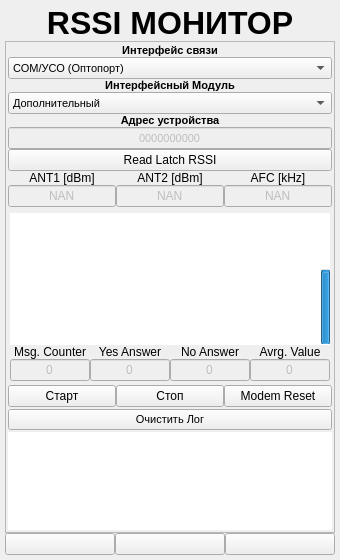
Qt form ANDROID_FORMS/rssimonitor_form.ui (DavidSiegman/PLC_RF_Configurator) before a commit.
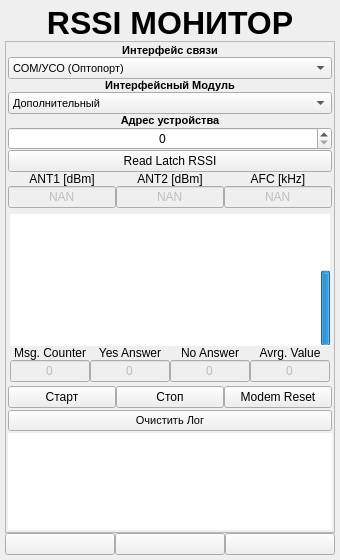
The same form after that commit. Icons and pictures are not drawn.

What changed in the file:
```diff
--- a/ANDROID_FORMS/rssimonitor_form.ui
+++ b/ANDROID_FORMS/rssimonitor_form.ui
@@ -312,40 +312,24 @@
              </widget>
             </item>
             <item>
-             <widget class="QLineEdit" name="SN">
-              <property name="enabled">
-               <bool>false</bool>
-              </property>
+             <widget class="QSpinBox" name="SN">
               <property name="sizePolicy">
                <sizepolicy hsizetype="Expanding" vsizetype="Minimum">
                 <horstretch>0</horstretch>
                 <verstretch>0</verstretch>
                </sizepolicy>
               </property>
-              <property name="minimumSize">
-               <size>
-                <width>0</width>
-                <height>0</height>
-               </size>
-              </property>
-              <property name="maximumSize">
-               <size>
-                <width>16777215</width>
-                <height>16777215</height>
-               </size>
-              </property>
               <property name="font">
                <font>
                 <family>Microsoft YaHei UI</family>
-                <pointsize>8</pointsize>
                </font>
               </property>
-              <property name="text">
-               <string>0000000000</string>
-              </property>
               <property name="alignment">
                <set>Qt::AlignCenter</set>
               </property>
+              <property name="maximum">
+               <number>429496729</number>
+              </property>
              </widget>
             </item>
             <item>
```
